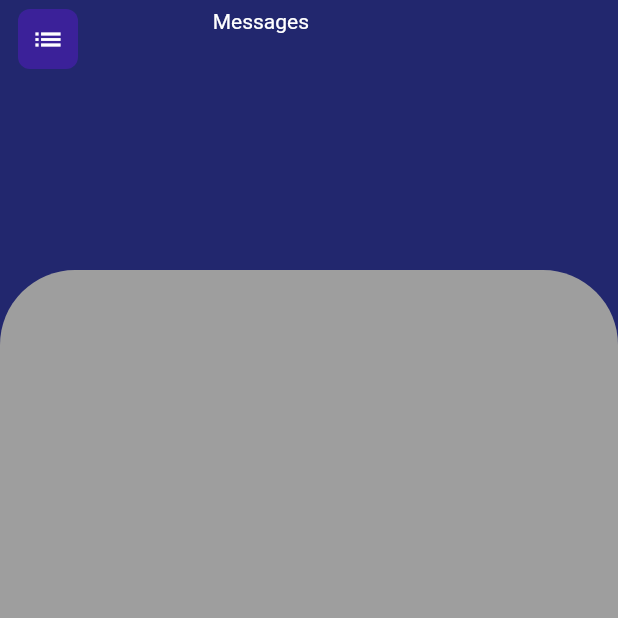
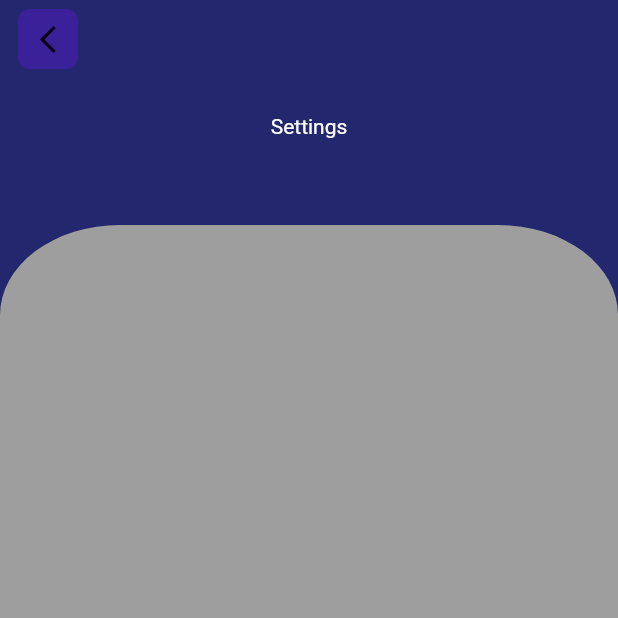
Before and after one commit to Bubizz/firebase_chat, a Flutter app: the screen it shows after launch, after a tap on the "list" icon, on a phone screen of 412 x 824 dp, the top half of it. Run offline on Flutter 3.47's test engine with Material 2 defaults, Android fonts, the phone set to English and light mode, and no system bars; our stand-ins replace flutter_keyboard_visibility; network calls fail.

Commit message:
add chat list item

```diff
--- a/lib/main.dart
+++ b/lib/main.dart
@@ -1,6 +1,7 @@
 import 'package:flutter/material.dart';
-import '../screens/chats_page.dart';
-import './screens/settings.dart';
+import 'screens/chats_list_page.dart';
+import 'screens/settings.dart';
+import 'screens/chat.dart';
 
 void main() {
   runApp(const MyApp());
@@ -16,7 +17,7 @@ class MyApp extends StatelessWidget {
       title: 'Flutter Demo',
       theme: ThemeData(
         primaryColor: const Color.fromARGB(230, 10, 16, 95),
-        iconTheme: const IconThemeData(color: Colors.white, size: 22)    ,
+
 
       ),
 
@@ -24,7 +25,10 @@ class MyApp extends StatelessWidget {
      routes:
      {
        ChatsPage.routeName : (_) => const ChatsPage(),
-       SettingsPage.routeName : (_) => const SettingsPage()
+       SettingsPage.routeName : (_) => const SettingsPage(),
+       Chat.routeName : (_) => const Chat()
+
+
 
      ,}
 
--- a/lib/screens/chats_page.dart
+++ b/lib/screens/chats_list_page.dart
@@ -2,6 +2,7 @@ import 'package:flutter/material.dart';
 import '../widgets/custom_icon_button.dart';
 import '../widgets/search_box.dart';
 import '../screens/settings.dart';
+import '../widgets/chat_list_item.dart';
 
 class ChatsPage extends StatefulWidget {
   const ChatsPage({Key? key}) : super(key: key);
@@ -61,15 +62,12 @@ class _ChatsPageState extends State<ChatsPage> {
         ),
         Positioned(
           child: ClipRRect(
-            borderRadius: const BorderRadius.vertical(top: Radius.circular(50)),
-            child: Column(
-              children: [
-                Expanded(
-                    child: Container(
-                  decoration: const BoxDecoration(color: Colors.grey),
-                ))
-              ],
-            ),
+            borderRadius: const BorderRadius.vertical(top: Radius.circular(60)),
+            child: Container(color: Colors.white,
+            child: ListView.builder(
+              itemCount: 10,
+              itemBuilder: (_, index) => ChatListItem()),
+            )
           ),
           top: 180,
           bottom: 0,
--- a/lib/screens/settings.dart
+++ b/lib/screens/settings.dart
@@ -11,7 +11,6 @@ class SettingsPage extends StatefulWidget {
 }
 
 class _ChatsPageState extends State<SettingsPage> {
-
   @override
   Widget build(BuildContext context) {
     return Scaffold(
@@ -20,33 +19,34 @@ class _ChatsPageState extends State<SettingsPage> {
           color: Theme.of(context).primaryColor,
           child: SafeArea(
             child: Padding(
-              padding: const EdgeInsets.symmetric(horizontal: 12.0, vertical: 6.0),
-              child:
-                  FractionallySizedBox(
-                    alignment: Alignment.topLeft,
-                    widthFactor: 1/2,
-
+              padding:
+                  const EdgeInsets.symmetric(horizontal: 12.0, vertical: 6.0),
               child: Row(
                   crossAxisAlignment: CrossAxisAlignment.start,
                   mainAxisAlignment: MainAxisAlignment.spaceBetween,
                   children: [
                     CustomIconButton(
-                              iconData: Icons.list,
-                              pressHandler: () {}),
-                          const Text(
-                            "Messages", style: TextStyle(color: Colors.white),
+                        iconData: Icons.arrow_back_ios_new,
+                        pressHandler: () {
+                          Navigator.pop(context);
+                        }),
+                    const Spacer(),
+                    Transform.translate(
+                      offset: const Offset(-20, 70),
+                      child: const Text(
+                        "Settings",
+                        style: TextStyle(color: Colors.white),
                       ),
-
+                    ),
+                    const Spacer()
                   ]),
-                  ),
-
-
             ),
           ),
         ),
         Positioned(
           child: ClipRRect(
-            borderRadius: const BorderRadius.vertical(top: Radius.circular(50)),
+            borderRadius:
+                const BorderRadius.vertical(top: Radius.elliptical(80, 60)),
             child: Column(
               children: [
                 Expanded(
@@ -56,7 +56,7 @@ class _ChatsPageState extends State<SettingsPage> {
               ],
             ),
           ),
-          top: 180,
+          top: 150,
           bottom: 0,
           left: 0,
           right: 0,
--- /dev/null
+++ b/lib/widgets/chat_list_item.dart
@@ -0,0 +1,23 @@
+import 'package:flutter/material.dart';
+import '../screens/chat.dart';
+
+class ChatListItem extends StatelessWidget {
+  const ChatListItem({ Key? key }) : super(key: key);
+
+  @override
+  Widget build(BuildContext context) {
+    return GestureDetector(
+      onTap: () => Navigator.of(context).pushNamed(Chat.routeName),
+      child: ListTile(
+        leading: Image.network('https://images.unsplash.com/photo-1601288496920-b6154fe3626a?ixlib=rb-1.2.1&ixid=MnwxMjA3fDB8MHxzZWFyY2h8MXx8dGVlbmFnZSUyMGdpcmx8ZW58MHx8MHx8&w=1000&q=80'),
+        title: Column(crossAxisAlignment: CrossAxisAlignment.start,  children: const [Text("bebeb", style: TextStyle(fontSize: 22, ),), Text("mini", style: TextStyle(fontSize: 22, color: Colors.grey))] ),
+        trailing: Container(
+          width: 20,
+          height: 20,
+          decoration: const BoxDecoration(shape: BoxShape.circle, color: Colors.blue),
+        ),
+
+      ),
+    );
+  }
+}
--- a/lib/widgets/custom_icon_button.dart
+++ b/lib/widgets/custom_icon_button.dart
@@ -11,6 +11,7 @@ class CustomIconButton extends StatelessWidget {
         width: 40,
         height: 40,
         child: IconButton(
+          iconSize: 22,
           onPressed: pressHandler, icon: Icon(iconData)),
         decoration: BoxDecoration(
           borderRadius: BorderRadius.circular(8),
```
Also changed, not shown: lib/screens/chat.dart (added, +58 -0 lines). Lines whose indentation alone changed are shown as unchanged.
